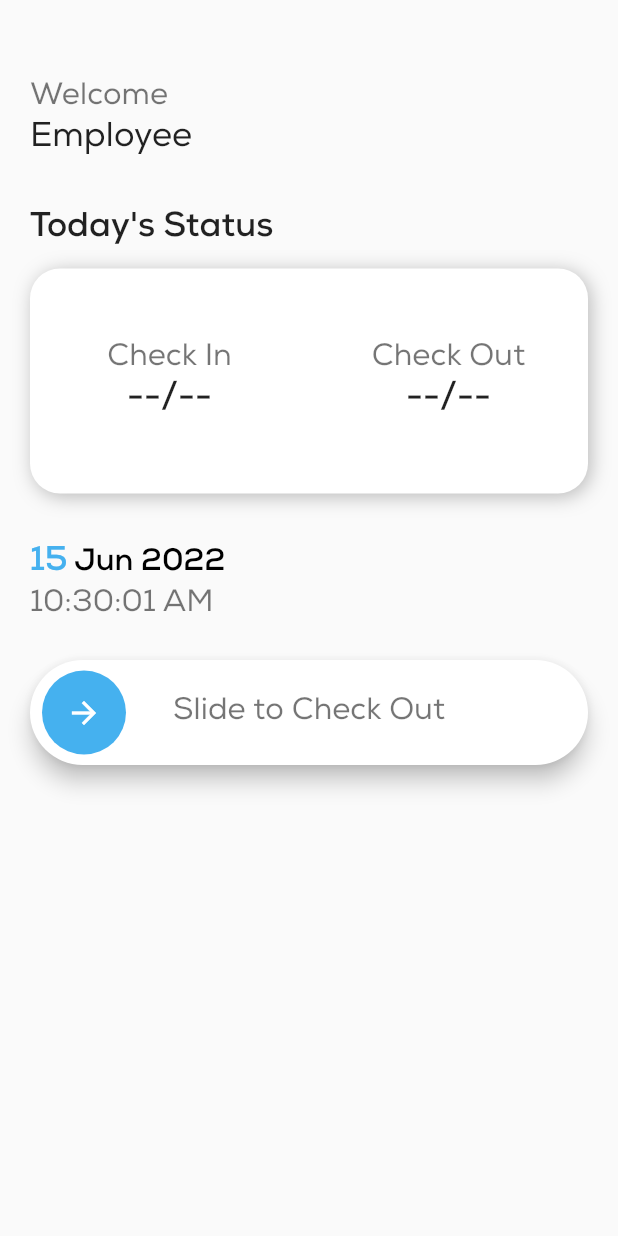
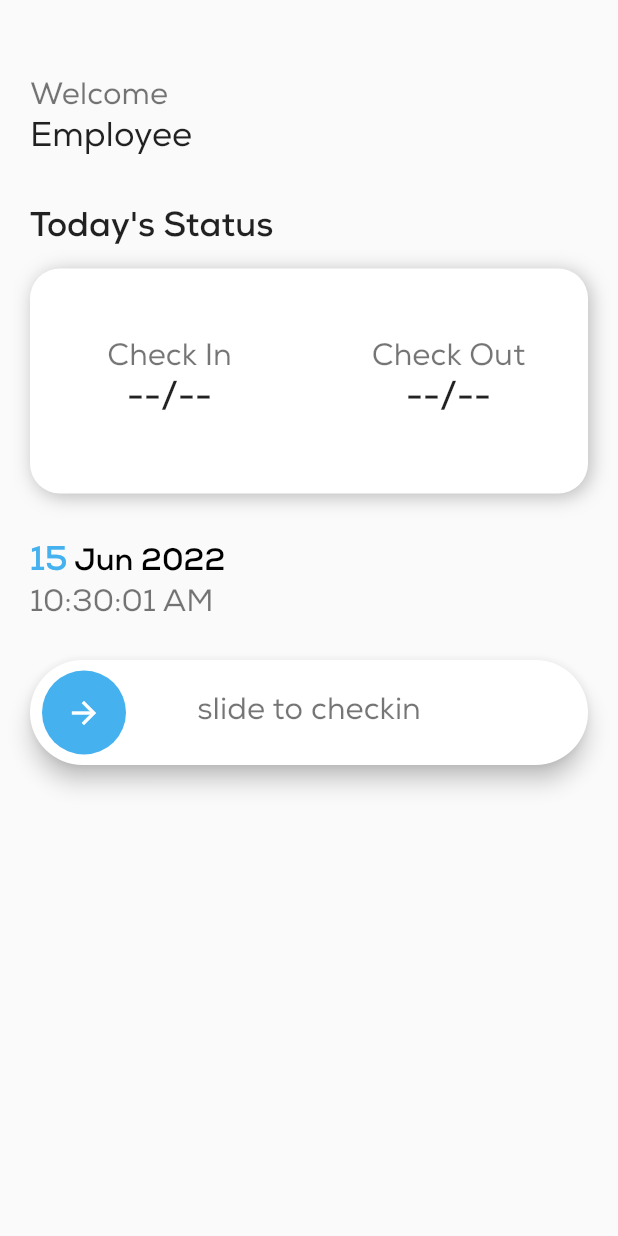
Before and after one commit to WildanFp/flutter_attendance, a Flutter app: the TodayScreen screen opened directly, on a phone screen of 412 x 824 dp. Run offline on Flutter 3.47's test engine with Material 2 defaults, Android fonts, the phone set to English and light mode, and no system bars; drawn by our look-alikes of slide_to_act; our stand-ins replace cloud_firestore, firebase_core, flutter_keyboard_visibility, font_awesome_flutter, shared_preferences; accounts and stored records are empty.

Commit message:
responsive time checkin&checkout

```diff
--- a/lib/todayscreen.dart
+++ b/lib/todayscreen.dart
@@ -1,3 +1,5 @@
+import 'dart:async';
+
 import 'package:cloud_firestore/cloud_firestore.dart';
 import 'package:flutter/material.dart';
 import 'package:flutter_attendance/model/user.dart';
@@ -40,13 +42,12 @@ class _TodayScreenState extends State<TodayScreen> {
           .doc(DateFormat('dd MMM yyy').format(DateTime.now()))
           .get();
 
-      setState((){
+      setState(() {
         checkin = snap2['checkin'];
         checkout = snap2['checkout'];
       });
-
     } catch (e) {
-      setState((){
+      setState(() {
         checkin = "--/--";
         checkout = "--/--";
       });
@@ -198,13 +199,16 @@ class _TodayScreenState extends State<TodayScreen> {
                     ),
                   );
                 }),
-            Container(
+            checkout == "--/--"
+                ? Container(
                     margin: const EdgeInsets.only(top: 24),
                     child: Builder(
                       builder: (context) {
                         final GlobalKey<SlideActionState> key = GlobalKey();
                         return SlideAction(
-                    text: "Slide to Check Out",
+                          text: checkin == "--/--"
+                              ? "slide to checkin"
+                              : "slide to checkout",
                           textStyle: TextStyle(
                             color: Colors.black54,
                             fontSize: screenWidth / 20,
@@ -214,45 +218,71 @@ class _TodayScreenState extends State<TodayScreen> {
                           innerColor: primary,
                           key: key,
                           onSubmit: () async {
-                      QuerySnapshot snap = await FirebaseFirestore.instance
+                            Timer(Duration(seconds: 1), () {
+                              key.currentState!.reset();
+                            });
+                            QuerySnapshot snap = await FirebaseFirestore
+                                .instance
                                 .collection("karyawan")
                                 .where("id", isEqualTo: User.username)
                                 .get();
 
-                      DocumentSnapshot snap2 = await FirebaseFirestore.instance
+                            DocumentSnapshot snap2 = await FirebaseFirestore
+                                .instance
                                 .collection("karyawan")
                                 .doc(snap.docs[0].id)
                                 .collection("record")
-                          .doc(DateFormat('dd MMM yyy').format(DateTime.now()))
+                                .doc(DateFormat('dd MMM yyy')
+                                    .format(DateTime.now()))
                                 .get();
 
                             try {
                               String checkin = snap2['checkin'];
+                              setState(() {
+                                checkout = DateFormat('hh:mm').format(
+                                    DateTime.now());
+                              });
                               await FirebaseFirestore.instance
                                   .collection("karyawan")
                                   .doc(snap.docs[0].id)
                                   .collection("record")
-                            .doc(
-                                DateFormat('dd MMM yyy').format(DateTime.now()))
+                                  .doc(DateFormat('dd MMM yyy')
+                                      .format(DateTime.now()))
                                   .update({
                                 'checkin': checkin,
                                 'checkout':
                                     DateFormat('hh:mm').format(DateTime.now()),
                               });
                             } catch (e) {
+                              setState(() {
+                                checkin = DateFormat('hh:mm').format(
+                                    DateTime.now());
+                              });
                               await FirebaseFirestore.instance
                                   .collection("karyawan")
                                   .doc(snap.docs[0].id)
                                   .collection("record")
-                            .doc(
-                                DateFormat('dd MMM yyy').format(DateTime.now()))
+                                  .doc(DateFormat('dd MMM yyy')
+                                      .format(DateTime.now()))
                                   .set({
-                          'checkin': DateFormat('hh:mm').format(DateTime.now()),
+                                'checkin':
+                                    DateFormat('hh:mm').format(DateTime.now()),
                               });
                             }
                           },
                         );
                       },
+                    ),
+                  )
+                : Container(
+                    margin: const EdgeInsets.only(top: 24),
+                    child: Text(
+                      'kamu telah menyelesaikan hari ini!',
+                      style: TextStyle(
+                        color: Colors.black54,
+                        fontSize: screenWidth / 20,
+                        fontFamily: "NexaRegular",
+                      ),
                     ),
                   ),
           ],
```
Lines whose indentation alone changed are shown as unchanged.
